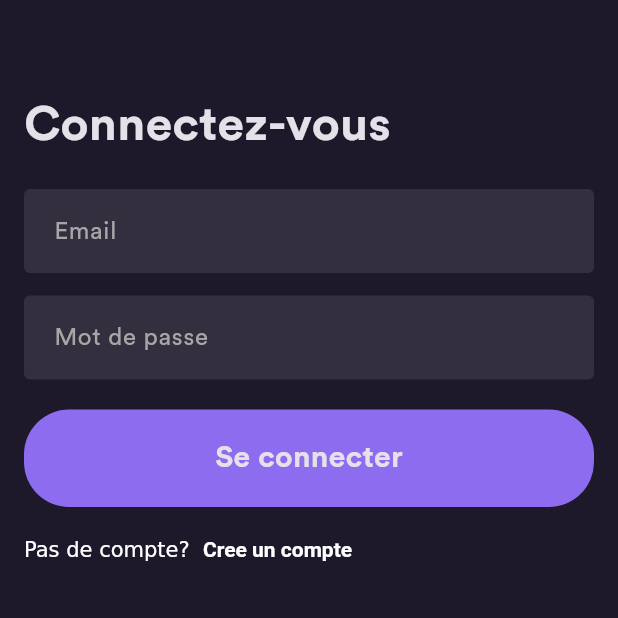
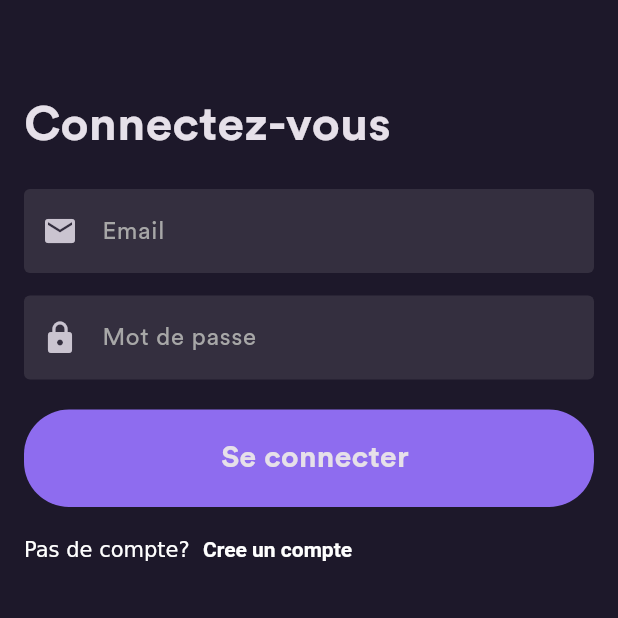
Before and after one commit to jonathan-muina19/login_signup_logout, a Flutter app: the screen it shows after launch, on a phone screen of 412 x 824 dp, the top half of it. Run offline on Flutter 3.47's test engine with Material 3 defaults, Android fonts, the phone set to English and light mode, and no system bars; our stand-ins replace equatable, firebase_auth, firebase_core, flutter_bloc, flutter_svg; accounts and stored records are empty.

```diff
--- a/lib/core/configs/theme/app_theme.dart
+++ b/lib/core/configs/theme/app_theme.dart
@@ -8,7 +8,7 @@ class AppTheme {
     brightness: Brightness.dark,
     fontFamily: 'CircularStd',
     snackBarTheme: const SnackBarThemeData(
-      backgroundColor: AppColors.background,
+      backgroundColor: AppColors.primary,
       contentTextStyle: TextStyle(color: Colors.white),
     ),
     inputDecorationTheme: InputDecorationTheme(
--- a/lib/core/configs/widget/button/my_button.dart
+++ b/lib/core/configs/widget/button/my_button.dart
@@ -5,12 +5,14 @@ class MyButton extends StatelessWidget {
   final VoidCallback? onPressed;
   final bool isLoading;
   final String text;
+  final Widget ?icon;
 
   const MyButton({
     super.key,
     required this.onPressed,
     this.isLoading = false,
     this.text = 'Se connecter',
+    this.icon
   });
 
   @override
@@ -25,6 +27,8 @@ class MyButton extends StatelessWidget {
           borderRadius: BorderRadius.circular(30),
         ),
         child:
+            /// Si isLoading est vrai, afficher un CircularProgressIndicator
+           /// Sinon, afficher le texte et l'icône
             isLoading
                 ? const SizedBox(
                   height: 20,
@@ -37,9 +41,16 @@ class MyButton extends StatelessWidget {
                   ),
                 )
                 : Center(
-                  child: Text(
-                    text,
-                    style: TextStyle(fontWeight: FontWeight.bold, fontSize: 20),
+                  child: Row(
+                    mainAxisAlignment: MainAxisAlignment.center,
+                    children: [
+                      icon ?? const SizedBox(),
+                      SizedBox(width: 8),
+                      Text(
+                        text,
+                        style: TextStyle(fontWeight: FontWeight.bold, fontSize: 20),
+                      ),
+                    ],
                   ),
                 ),
       ),
--- a/lib/core/configs/widget/textfield/my_textfield.dart
+++ b/lib/core/configs/widget/textfield/my_textfield.dart
@@ -5,6 +5,7 @@ class MyTextfield extends StatelessWidget {
   final TextEditingController controller;
   final bool obscureText;
   final String? Function(String?)? validator;
+  final Widget? prefixIcon;
 
   const MyTextfield({
     super.key,
@@ -12,13 +13,17 @@ class MyTextfield extends StatelessWidget {
     required this.controller,
     this.obscureText = false,
     this.validator,
+    this.prefixIcon
   });
 
   @override
   Widget build(BuildContext context) {
     return TextFormField(
       controller: controller,
-      decoration: InputDecoration(hintText: hintText),
+      decoration: InputDecoration(
+          hintText: hintText,
+        prefixIcon: prefixIcon
+      ),
       obscureText: obscureText,
       validator: validator,
     );
--- a/lib/features/auth/presentation/bloc/auth/auth_event.dart
+++ b/lib/features/auth/presentation/bloc/auth/auth_event.dart
@@ -40,3 +40,5 @@ class SignOutRequested extends AuthEvent {}
 
 /// Evenement de type vérification de l'état d'authentification
 class CheckAuthStatus extends AuthEvent {}
+
+class ResetAuthEvent extends AuthEvent{}
--- a/lib/features/auth/presentation/bloc/auth/auth_state.dart
+++ b/lib/features/auth/presentation/bloc/auth/auth_state.dart
@@ -18,7 +18,6 @@ class AuthSuccess extends AuthState {}
 /// Evenement de type échec
 class AuthFailure extends AuthState {
   final String message;
-
   AuthFailure(this.message);
 
   @override
--- a/lib/features/auth/presentation/pages/auth/signup.dart
+++ b/lib/features/auth/presentation/pages/auth/signup.dart
@@ -1,10 +1,13 @@
 import 'package:firebase_auth/firebase_auth.dart';
 import 'package:flutter/gestures.dart';
 import 'package:flutter/material.dart';
+import 'package:flutter_bloc/flutter_bloc.dart';
+import 'package:login_signup_app/features/auth/presentation/bloc/auth/auth_event.dart';
 import 'package:login_signup_app/features/auth/presentation/pages/auth/login.dart';
 
 import '../../../../../core/configs/widget/button/my_button.dart';
 import '../../../../../core/configs/widget/textfield/my_textfield.dart';
+import '../../bloc/auth/auth_bloc.dart';
 
 class SignupPage extends StatelessWidget {
   const SignupPage({super.key});
@@ -68,6 +71,7 @@ Widget _signupText(BuildContext context) {
           recognizer:
               TapGestureRecognizer()
                 ..onTap = () {
+                  context.read<AuthBloc>().add(ResetAuthEvent());
                   Navigator.of(context).pushReplacement(
                     MaterialPageRoute(builder: (context) => LoginScreen()),
                   );
```
Also changed, not shown: lib/features/auth/presentation/bloc/auth/auth_bloc.dart (+29 -2 lines), lib/features/auth/presentation/pages/auth/login.dart (+51 -2 lines), lib/features/auth/presentation/pages/home/home_screen.dart (+6 -5 lines).
